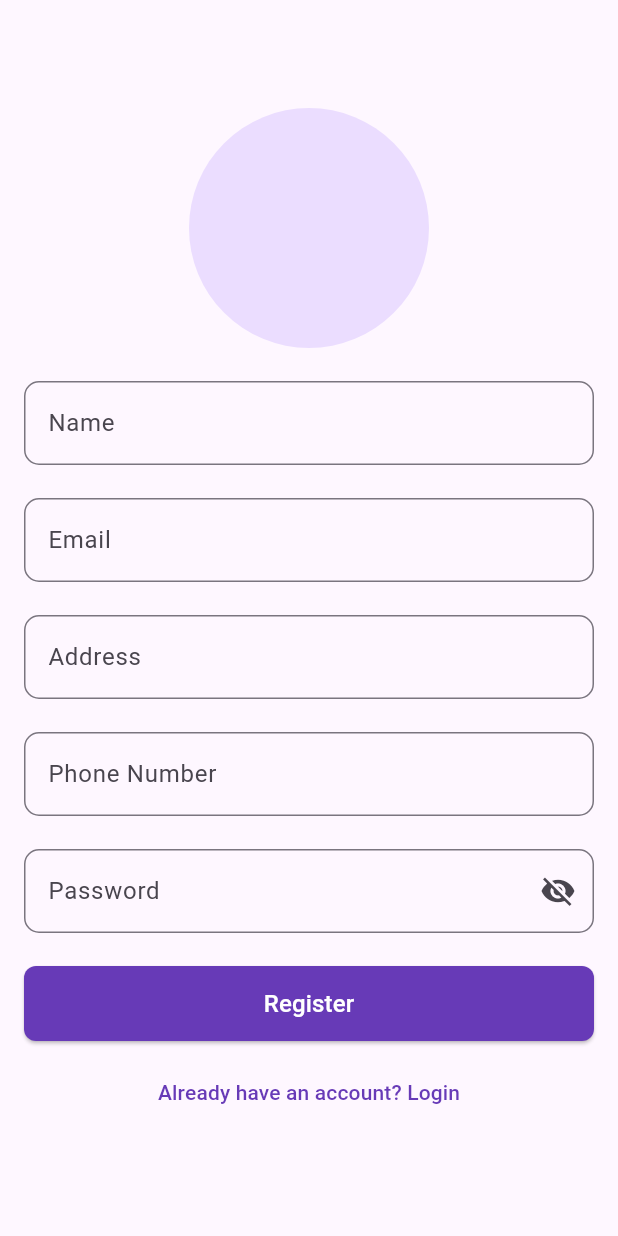
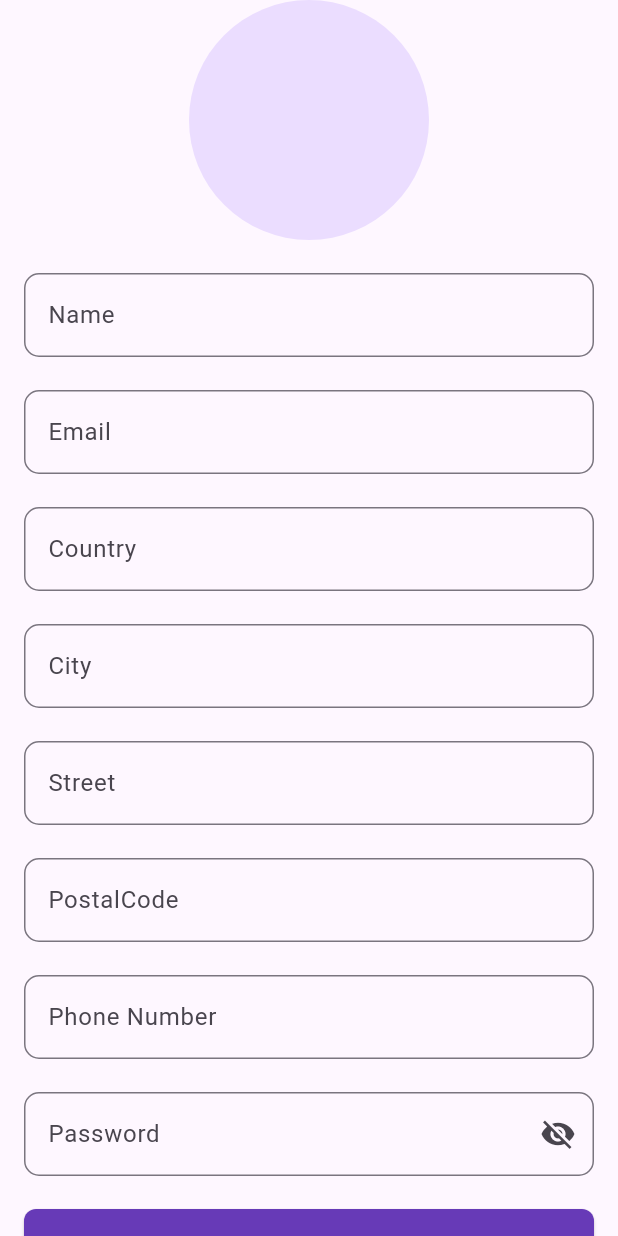
Before and after one commit to hamja-prakash/supabseDemo_flutter, a Flutter app: the RegisterScreen screen opened directly, on a phone screen of 412 x 824 dp. Run offline on Flutter 3.47's test engine with Material 3 defaults, Android fonts, the phone set to English and light mode, and no system bars; our stand-ins replace bloc, equatable, flutter_bloc, flutter_dotenv, flutter_otp_text_field, google_sign_in and 3 more; accounts and stored records are empty.

Commit message:
- Implemented side menu functionality. - Added an addresses table in Supabase with user_id as a foreign key referencing the profiles table.

```diff
--- a/lib/auth/register/bloc/register_cubit.dart
+++ b/lib/auth/register/bloc/register_cubit.dart
@@ -14,11 +14,14 @@ class RegisterCubit extends Cubit<RegisterState> {
 
   Future<void> register(
     String name,
-    String address,
     String phoneNumber,
     File profilePic,
     String email,
     String password,
+    String country,
+    String city,
+    String street,
+    String postalCode,
   ) async {
     emit(RegisterLoading());
     try {
@@ -34,12 +37,19 @@ class RegisterCubit extends Cubit<RegisterState> {
         final insertData = {
           AppConstants.idKey: user.id,
           AppConstants.nameKey: name,
-          AppConstants.addressKey: address,
           AppConstants.emailKey: email,
           AppConstants.phoneNumberKey: phoneNumber,
           AppConstants.profilePicKey: url,
         };
         await supabase.from(AppConstants.profilesTable).insert(insertData);
+
+        final insertAddress = {
+          AppConstants.countryKey: country,
+          AppConstants.cityKey: city,
+          AppConstants.streetKey: street,
+          AppConstants.postalCodeKey: postalCode,
+        };
+        await supabase.from(AppConstants.addressesTable).insert(insertAddress);
         emit(RegisterSuccess());
       } else {
         emit(const RegisterFailure('Registration failed: Unknown error'));
--- a/lib/auth/register/view/register_screen.dart
+++ b/lib/auth/register/view/register_screen.dart
@@ -21,7 +21,10 @@ class RegisterScreen extends StatefulWidget {
 class _RegisterScreenState extends State<RegisterScreen> {
   final name = TextEditingController();
   final email = TextEditingController();
-  final address = TextEditingController();
+  final country = TextEditingController();
+  final city = TextEditingController();
+  final street = TextEditingController();
+  final postalCode = TextEditingController();
   final phone = TextEditingController();
   final password = TextEditingController();
   File? profileImage;
@@ -94,7 +97,19 @@ class _RegisterScreenState extends State<RegisterScreen> {
 
                               const SizedBox(height: 2),
 
-                              CustomTextField(controller: address, hint: AppConstants.address),
+                              CustomTextField(controller: country, hint: AppConstants.country),
+
+                              const SizedBox(height: 2),
+
+                              CustomTextField(controller: city, hint: AppConstants.city),
+
+                              const SizedBox(height: 2),
+
+                              CustomTextField(controller: street, hint: AppConstants.street),
+
+                              const SizedBox(height: 2),
+
+                              CustomTextField(controller: postalCode, hint: AppConstants.postalCode),
 
                               const SizedBox(height: 2),
 
@@ -146,10 +161,31 @@ class _RegisterScreenState extends State<RegisterScreen> {
                                             return;
                                           }
 
-                                          if (address.text.trim().isEmpty) {
+                                          if (country.text.trim().isEmpty) {
                                             ScaffoldMessenger.of(
                                               context,
-                                            ).showSnackBar(const SnackBar(content: Text('Please enter your address')));
+                                            ).showSnackBar(const SnackBar(content: Text('Please enter your country')));
+                                            return;
+                                          }
+
+                                          if (city.text.trim().isEmpty) {
+                                            ScaffoldMessenger.of(
+                                              context,
+                                            ).showSnackBar(const SnackBar(content: Text('Please enter your city')));
+                                            return;
+                                          }
+
+                                          if (street.text.trim().isEmpty) {
+                                            ScaffoldMessenger.of(
+                                              context,
+                                            ).showSnackBar(const SnackBar(content: Text('Please enter your street')));
+                                            return;
+                                          }
+
+                                          if (postalCode.text.trim().isEmpty) {
+                                            ScaffoldMessenger.of(
+                                              context,
+                                            ).showSnackBar(const SnackBar(content: Text('Please enter your postalCode')));
                                             return;
                                           }
 
@@ -170,11 +206,14 @@ class _RegisterScreenState extends State<RegisterScreen> {
                                           FocusScope.of(context).unfocus();
                                           context.read<RegisterCubit>().register(
                                             name.text,
-                                            address.text,
                                             phone.text,
                                             profileImage!,
                                             email.text,
                                             password.text,
+                                            country.text,
+                                            city.text,
+                                            street.text,
+                                            postalCode.text,
                                           );
                                         },
                                   style: ElevatedButton.styleFrom(
--- a/lib/helper/appconstant.dart
+++ b/lib/helper/appconstant.dart
@@ -1,7 +1,10 @@
 class AppConstants {
   static const String name = 'Name';
   static const String email = 'Email';
-  static const String address = 'Address';
+  static const String country = 'Country';
+  static const String city = 'City';
+  static const String street = 'Street';
+  static const String postalCode = 'PostalCode';
   static const String phone = 'Phone No.';
   static const String password = 'Password';
   static const String login = 'Login';
@@ -44,9 +47,16 @@ class AppConstants {
   static const String titleKey = 'title';
   static const String descriptionKey = 'description';
   static const String createdAtKey = 'created_at';
+  static const String updatedAtKey = 'updated_at';
+
+  static const String countryKey = 'country';
+  static const String cityKey = 'city';
+  static const String streetKey = 'street';
+  static const String postalCodeKey = 'postal_code';
 
   static const String notesTable = 'notes';
   static const String profilesTable = 'profiles';
+  static const String addressesTable = 'addresses';
 
   static const String nameKey = 'name';
   static const String addressKey = 'address';
--- a/lib/notes/notes_list/view/note_list_screen.dart
+++ b/lib/notes/notes_list/view/note_list_screen.dart
@@ -9,6 +9,7 @@ import 'package:supabase_demo/notes/add_notes/cubit/notes_state.dart';
 import 'package:supabase_demo/notes/add_notes/view/add_note_screen.dart';
 import 'package:supabase_demo/shared/common_widget/common_textfield.dart';
 import 'package:supabase_flutter/supabase_flutter.dart';
+import 'package:supabase_demo/shared/common_widget/app_drawer.dart';
 
 class NoteListScreen extends StatefulWidget {
   const NoteListScreen({super.key});
@@ -75,6 +76,7 @@ class _NoteListScreenState extends State<NoteListScreen> {
     return BlocProvider.value(
       value: _noteCubit,
       child: Scaffold(
+        drawer: const AppDrawer(),
         appBar: AppBar(
           title: const Text(AppConstants.myNotes),
           centerTitle: true,
```
Also changed, not shown: lib/profile/view/profile_screen.dart (added, +216 -0 lines), lib/shared/common_widget/app_drawer.dart (added, +145 -0 lines).
